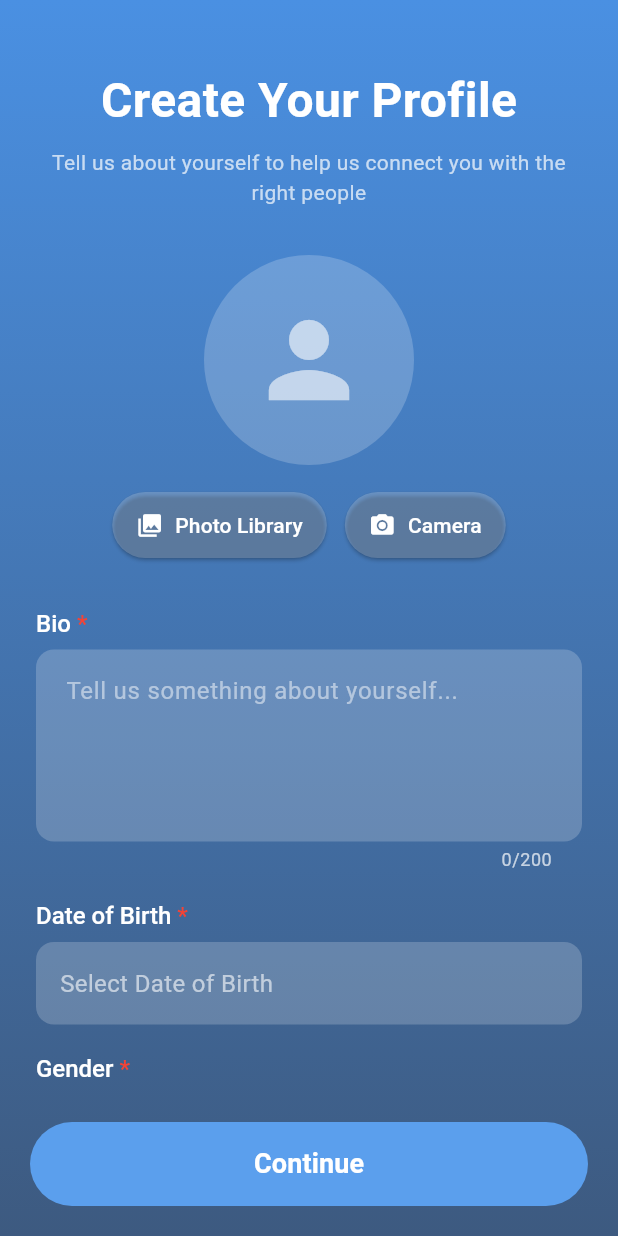
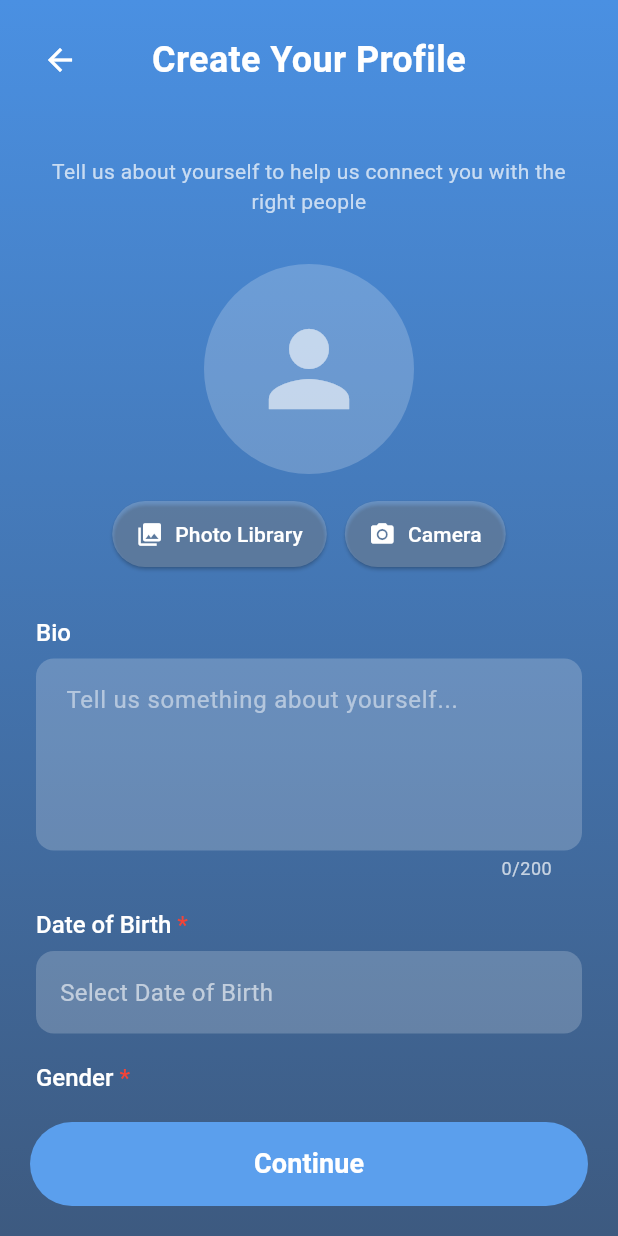
Before and after one commit to themadhatmedia/proxiapp, a Flutter app: the ProfileCreationScreen screen opened by its route, on a phone screen of 412 x 824 dp. Run offline on Flutter 3.47's test engine with Material 3 defaults, Android fonts, the phone set to English and light mode, and no system bars; our stand-ins replace flutter_animate, flutter_spinkit, fluttertoast, geolocator, get, get_storage and 2 more; accounts and stored records are empty; network calls fail.

Commit message:
1902 05:35

```diff
--- a/lib/views/home/pulse_screen.dart
+++ b/lib/views/home/pulse_screen.dart
@@ -105,9 +105,9 @@ class _PulseScreenState extends State<PulseScreen> {
   void _onRadiusChanged(int radius) {
     setState(() {
       selectedRadius = radius;
-      hasSearched = false;
-      nearbyUserCount = 0;
-      nearbyUsersData = null;
+      // hasSearched = false;
+      // nearbyUserCount = 0;
+      // nearbyUsersData = null;
     });
   }
 
--- a/lib/views/onboarding/profile_creation_screen.dart
+++ b/lib/views/onboarding/profile_creation_screen.dart
@@ -23,7 +23,7 @@ class _ProfileCreationScreenState extends State<ProfileCreationScreen> {
   final TextEditingController cityController = TextEditingController();
   final TextEditingController professionController = TextEditingController();
 
-  final List<String> genderOptions = ['Male', 'Female', 'Non-Binary', 'Prefer not to say'];
+  final List<String> genderOptions = ['Male', 'Female'];
   final List<String> stateOptions = ['Alabama', 'Alaska', 'Arizona', 'Arkansas', 'California', 'Colorado', 'Connecticut', 'Delaware', 'Florida', 'Georgia', 'Hawaii', 'Idaho', 'Illinois', 'Indiana', 'Iowa', 'Kansas', 'Kentucky', 'Louisiana', 'Maine', 'Maryland', 'Massachusetts', 'Michigan', 'Minnesota', 'Mississippi', 'Missouri', 'Montana', 'Nebraska', 'Nevada', 'New Hampshire', 'New Jersey', 'New Mexico', 'New York', 'North Carolina', 'North Dakota', 'Ohio', 'Oklahoma', 'Oregon', 'Pennsylvania', 'Rhode Island', 'South Carolina', 'South Dakota', 'Tennessee', 'Texas', 'Utah', 'Vermont', 'Virginia', 'Washington', 'West Virginia', 'Wisconsin', 'Wyoming'];
 
   @override
@@ -195,22 +195,35 @@ class _ProfileCreationScreenState extends State<ProfileCreationScreen> {
         child: SafeArea(
           child: Column(
             children: [
+              Padding(
+                padding: const EdgeInsets.all(16.0),
+                child: Row(
+                  children: [
+                    IconButton(
+                      onPressed: () => Get.back(),
+                      icon: const Icon(Icons.arrow_back, color: Colors.white),
+                    ),
+                    const Expanded(
+                      child: Text(
+                        'Create Your Profile',
+                        style: TextStyle(
+                          fontSize: 24,
+                          fontWeight: FontWeight.bold,
+                          color: Colors.white,
+                        ),
+                        textAlign: TextAlign.center,
+                      ),
+                    ),
+                    const SizedBox(width: 48),
+                  ],
+                ),
+              ),
               Expanded(
                 child: SingleChildScrollView(
                   padding: const EdgeInsets.all(24.0),
                   child: Column(
                     crossAxisAlignment: CrossAxisAlignment.center,
                     children: [
-                      const SizedBox(height: 20),
-                      const Text(
-                        'Create Your Profile',
-                        style: TextStyle(
-                          fontSize: 32,
-                          fontWeight: FontWeight.bold,
-                          color: Colors.white,
-                        ),
-                      ),
-                      const SizedBox(height: 8),
                       const Text(
                         'Tell us about yourself to help us connect you with the right people',
                         textAlign: TextAlign.center,
@@ -317,19 +330,11 @@ class _ProfileCreationScreenState extends State<ProfileCreationScreen> {
                           text: const TextSpan(
                             children: [
                               TextSpan(
-                                text: 'Bio ',
+                                text: 'Bio',
                                 style: TextStyle(
                                   fontSize: 16,
                                   fontWeight: FontWeight.w500,
                                   color: Colors.white,
-                                ),
-                              ),
-                              TextSpan(
-                                text: '*',
-                                style: TextStyle(
-                                  fontSize: 16,
-                                  fontWeight: FontWeight.w500,
-                                  color: Colors.red,
                                 ),
                               ),
                             ],
```
Also changed, not shown: lib/controllers/auth_controller.dart (+7 -0 lines), lib/controllers/onboarding_controller.dart (+4 -4 lines), lib/views/onboarding/proxi_circles_screen.dart (+29 -10 lines), lib/views/onboarding/select_core_values_screen.dart (+23 -10 lines), lib/views/onboarding/select_interests_screen.dart (+23 -10 lines), lib/views/onboarding/select_plan_screen.dart (+23 -11 lines), lib/views/onboarding/setup_permissions_screen.dart (+29 -10 lines), lib/views/onboarding/terms_conditions_screen.dart (+27 -6 lines), lib/views/profile/edit_basic_profile_screen.dart (+5 -5 lines).
